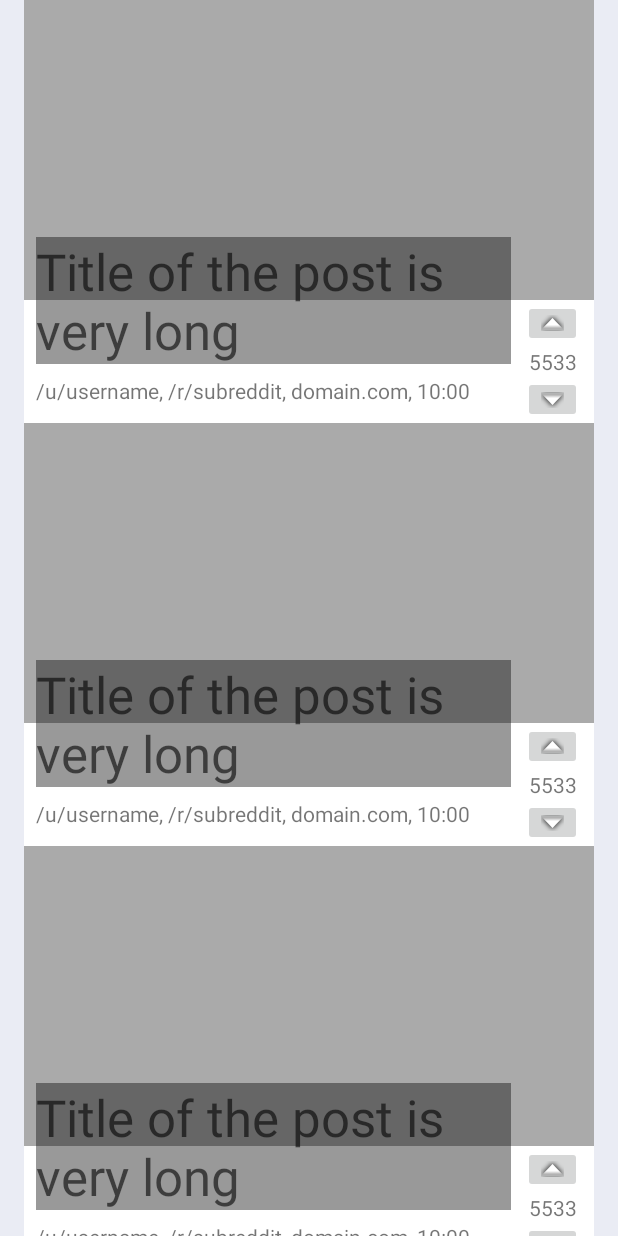
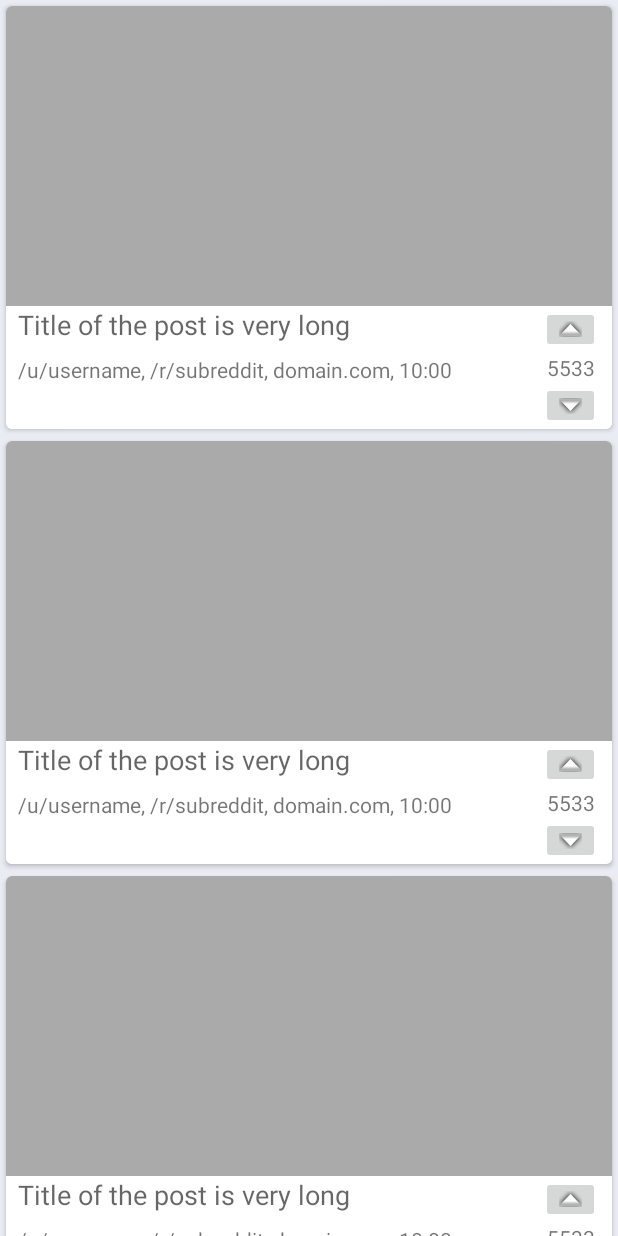
Before and after one commit to JacquesSmuts/ThresheR, an Android app: the layout submission_list.xml on its own in the app's theme, with its tools: preview values and no code run, on a phone screen of 412 x 824 dp. Run offline under Robolectric (Android 15) with nearby library versions, the phone set to English and light mode, and no system bars.

Commit message:
Added many small changes. The app now works and displays the front page.
The real work begins now.

```diff
--- a/app/src/main/java/com/jacquessmuts/thresher/activities/SplashActivity.java
+++ b/app/src/main/java/com/jacquessmuts/thresher/activities/SplashActivity.java
@@ -39,7 +39,6 @@ public class SplashActivity extends AppCompatActivity {
     private void doAuthCheck(){
         //check if there is at least one user token. For now, only one user per app install
         if (ThresherApp.getTokenStore().size() > 0){
-
             TreeMap<String, PersistedAuthData> data = new TreeMap<>(ThresherApp.getTokenStore().data());
             ArrayList<String> usernames = new ArrayList<>(data.keySet());
             new ReauthenticationTask(new WeakReference<>(this)).execute(usernames.get(0));
--- a/app/src/main/res/layout-w900dp/submission_list.xml
+++ b/app/src/main/res/layout-w900dp/submission_list.xml
@@ -28,7 +28,7 @@
         android:layout_marginRight="16dp"
         app:layoutManager="LinearLayoutManager"
         tools:context="com.jacquessmuts.thresher.activities.SubmissionListActivity"
-        tools:listitem="@layout/submission_list_content" />
+        tools:listitem="@layout/viewholder_submission_list" />
 
     <FrameLayout
         android:id="@+id/submission_detail_container"
--- a/app/src/main/res/layout/submission_list.xml
+++ b/app/src/main/res/layout/submission_list.xml
@@ -6,8 +6,6 @@
     android:name="com.jacquessmuts.thresher.activities.SubmissionListFragment"
     android:layout_width="match_parent"
     android:layout_height="match_parent"
-    android:layout_marginLeft="16dp"
-    android:layout_marginRight="16dp"
     app:layoutManager="LinearLayoutManager"
     tools:context=".activities.SubmissionListActivity"
-    tools:listitem="@layout/submission_list_content" />
+    tools:listitem="@layout/viewholder_submission_list" />
--- a/app/src/main/res/layout/submission_list_content.xml
+++ /dev/null
@@ -1,73 +0,0 @@
-<?xml version="1.0" encoding="utf-8"?>
-<android.support.constraint.ConstraintLayout xmlns:android="http://schemas.android.com/apk/res/android"
-    xmlns:app="http://schemas.android.com/apk/res-auto"
-    xmlns:tools="http://schemas.android.com/tools"
-    tools:context=".activities.SubmissionListActivity"
-    android:id="@+id/layout_submission"
-    android:layout_width="match_parent"
-    android:layout_height="wrap_content"
-    android:background="@color/white">
-
-    <ImageView
-        android:id="@+id/image_main"
-        android:layout_width="0dp"
-        android:layout_height="200dp"
-        app:layout_constraintHorizontal_bias="0.0"
-        app:layout_constraintLeft_toLeftOf="parent"
-        app:layout_constraintRight_toRightOf="parent"
-        app:layout_constraintTop_toTopOf="parent"
-        app:srcCompat="@android:color/darker_gray" />
-
-    <TextView
-        android:id="@+id/text_title"
-        android:layout_width="0dp"
-        android:layout_height="wrap_content"
-        android:layout_marginEnd="8dp"
-        android:layout_marginStart="8dp"
-        android:background="@color/black_overlay"
-        android:textAppearance="@style/TextAppearance.AppCompat.Display1"
-        app:layout_constraintBottom_toBottomOf="@+id/image_main"
-        app:layout_constraintEnd_toStartOf="@+id/button_upvote"
-        app:layout_constraintHorizontal_bias="0.0"
-        app:layout_constraintStart_toStartOf="parent"
-        app:layout_constraintTop_toBottomOf="@+id/image_main"
-        tools:text="Title of the post is very long " />
-
-    <ImageButton
-        android:id="@+id/button_upvote"
-        android:layout_width="wrap_content"
-        android:layout_height="wrap_content"
-        android:layout_marginEnd="8dp"
-        app:layout_constraintEnd_toEndOf="parent"
-        app:layout_constraintTop_toBottomOf="@+id/image_main"
-        app:srcCompat="@android:drawable/arrow_up_float" />
-
-    <TextView
-        android:id="@+id/text_score"
-        android:layout_width="wrap_content"
-        android:layout_height="wrap_content"
-        app:layout_constraintEnd_toEndOf="@+id/button_upvote"
-        app:layout_constraintStart_toStartOf="@+id/button_upvote"
-        app:layout_constraintTop_toBottomOf="@+id/button_upvote"
-        tools:text="5533" />
-
-    <ImageButton
-        android:id="@+id/button_downvote"
-        android:layout_width="wrap_content"
-        android:layout_height="wrap_content"
-        app:layout_constraintEnd_toEndOf="@+id/button_upvote"
-        app:layout_constraintTop_toBottomOf="@+id/text_score"
-        app:srcCompat="@android:drawable/arrow_down_float" />
-
-    <TextView
-        android:id="@+id/text_info"
-        android:layout_width="wrap_content"
-        android:layout_height="wrap_content"
-        android:layout_marginEnd="8dp"
-        android:layout_marginTop="8dp"
-        app:layout_constraintEnd_toStartOf="@+id/button_upvote"
-        app:layout_constraintHorizontal_bias="0.0"
-        app:layout_constraintStart_toStartOf="@+id/text_title"
-        app:layout_constraintTop_toBottomOf="@+id/text_title"
-        tools:text="/u/username, /r/subreddit, domain.com, 10:00" />
-</android.support.constraint.ConstraintLayout>
--- /dev/null
+++ b/app/src/main/res/layout/viewholder_submission_list.xml
@@ -0,0 +1,82 @@
+<?xml version="1.0" encoding="utf-8"?>
+
+<android.support.v7.widget.CardView
+    xmlns:android="http://schemas.android.com/apk/res/android"
+    xmlns:app="http://schemas.android.com/apk/res-auto"
+    xmlns:tools="http://schemas.android.com/tools"
+    android:id="@+id/layout_submission"
+    android:layout_width="match_parent"
+    android:layout_height="wrap_content"
+    android:layout_margin="4dp"
+    app:cardCornerRadius="4dp">
+
+    <android.support.constraint.ConstraintLayout
+        tools:context=".activities.SubmissionListActivity"
+        android:layout_width="match_parent"
+        android:layout_height="wrap_content"
+        android:background="@color/white">
+
+
+        <ImageView
+            android:id="@+id/image_main"
+            android:layout_width="0dp"
+            android:layout_height="200dp"
+            app:layout_constraintHorizontal_bias="0.0"
+            app:layout_constraintLeft_toLeftOf="parent"
+            app:layout_constraintRight_toRightOf="parent"
+            app:layout_constraintTop_toTopOf="parent"
+            app:srcCompat="@android:color/darker_gray" />
+
+        <TextView
+            android:id="@+id/text_title"
+            android:layout_width="0dp"
+            android:layout_height="wrap_content"
+            android:layout_marginEnd="8dp"
+            android:layout_marginStart="8dp"
+            android:textAppearance="@style/TextAppearance.AppCompat.Medium"
+            app:layout_constraintEnd_toStartOf="@+id/button_upvote"
+            app:layout_constraintHorizontal_bias="0.0"
+            app:layout_constraintStart_toStartOf="parent"
+            app:layout_constraintTop_toBottomOf="@+id/image_main"
+            tools:text="Title of the post is very long " />
+
+        <ImageButton
+            android:id="@+id/button_upvote"
+            android:layout_width="wrap_content"
+            android:layout_height="wrap_content"
+            android:layout_marginEnd="8dp"
+            app:layout_constraintEnd_toEndOf="parent"
+            app:layout_constraintTop_toBottomOf="@+id/image_main"
+            app:srcCompat="@android:drawable/arrow_up_float" />
+
+        <TextView
+            android:id="@+id/text_score"
+            android:layout_width="wrap_content"
+            android:layout_height="wrap_content"
+            app:layout_constraintEnd_toEndOf="@+id/button_upvote"
+            app:layout_constraintStart_toStartOf="@+id/button_upvote"
+            app:layout_constraintTop_toBottomOf="@+id/button_upvote"
+            tools:text="5533" />
+
+        <ImageButton
+            android:id="@+id/button_downvote"
+            android:layout_width="wrap_content"
+            android:layout_height="wrap_content"
+            app:layout_constraintEnd_toEndOf="@+id/button_upvote"
+            app:layout_constraintTop_toBottomOf="@+id/text_score"
+            app:srcCompat="@android:drawable/arrow_down_float" />
+
+        <TextView
+            android:id="@+id/text_info"
+            android:layout_width="wrap_content"
+            android:layout_height="wrap_content"
+            android:layout_marginEnd="8dp"
+            android:layout_marginTop="8dp"
+            app:layout_constraintEnd_toStartOf="@+id/button_upvote"
+            app:layout_constraintHorizontal_bias="0.0"
+            app:layout_constraintStart_toStartOf="@+id/text_title"
+            app:layout_constraintTop_toBottomOf="@+id/text_title"
+            tools:text="/u/username, /r/subreddit, domain.com, 10:00" />
+    </android.support.constraint.ConstraintLayout>
+
+</android.support.v7.widget.CardView>
```
Also changed, not shown: app/build.gradle (+12 -7 lines), app/src/main/java/com/jacquessmuts/thresher/SubmissionRecyclerViewAdapter.java (+37 -18 lines), app/src/main/res/layout/app_bar_home.xml (+7 -7 lines).
